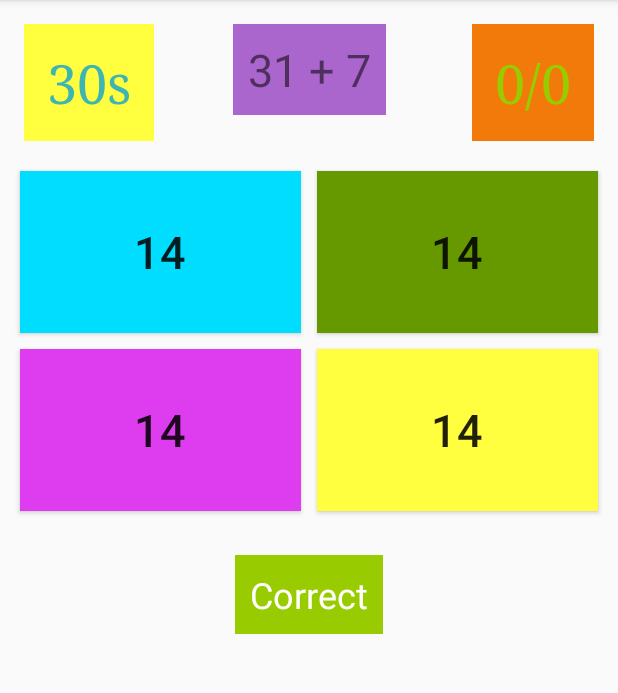
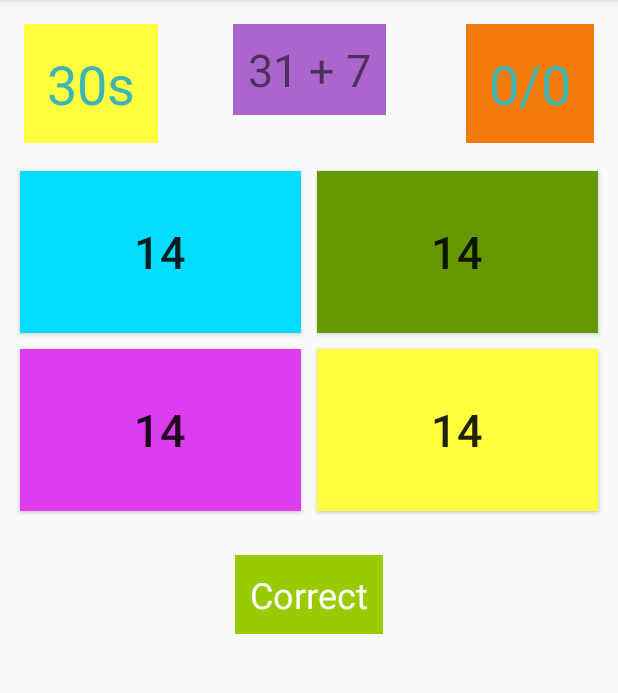
Before and after one commit to ranggasenatama/Quiz-App-Android, an Android app: the screen it shows after launch (MainActivity), on a phone screen of 412 x 824 dp, the part 84-777 px from its top. Run offline under Robolectric (Android 15) with nearby library versions, the phone set to English and light mode, and no system bars.

Commit message:
lanjut nanti

```diff
--- a/app/src/main/res/layout/activity_main.xml
+++ b/app/src/main/res/layout/activity_main.xml
@@ -31,14 +31,11 @@
         android:layout_marginTop="16dp"
         android:background="@color/colorAccent"
         android:backgroundTint="@color/colorAccent"
-        android:fontFamily="serif"
-        android:lineSpacingExtra="24sp"
+        android:lineSpacingExtra="36sp"
         android:padding="15dp"
         android:text="30s"
-        android:textAppearance="@android:style/TextAppearance.Holo.Light.Large"
         android:textColor="@color/colorPrimary"
         android:textSize="36sp"
-        android:typeface="sans"
         app:layout_constraintStart_toStartOf="parent"
         app:layout_constraintTop_toTopOf="parent" />
 
@@ -49,14 +46,10 @@
         android:layout_marginEnd="16dp"
         android:layout_marginTop="16dp"
         android:background="?android:attr/colorMultiSelectHighlight"
-        android:fontFamily="serif"
-        android:lineSpacingExtra="14sp"
         android:padding="15dp"
         android:text="0/0"
-        android:textAppearance="@style/TextAppearance.AppCompat.Notification.Title.Media"
-        android:textColor="@android:color/holo_green_light"
+        android:textColor="@color/colorPrimary"
         android:textSize="36sp"
-        android:typeface="sans"
         app:layout_constraintEnd_toEndOf="parent"
         app:layout_constraintTop_toTopOf="parent" />
 
```
Also changed, not shown: 1 other file.
